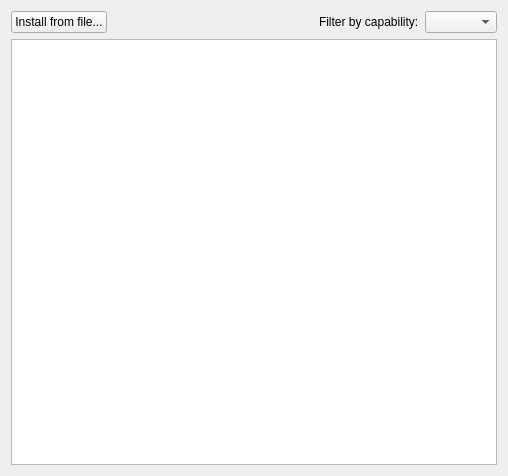
This is src/Settings_Accounts.ui in tomahawk-player/tomahawk as Qt 5 draws it before an edit. The edited form follows.
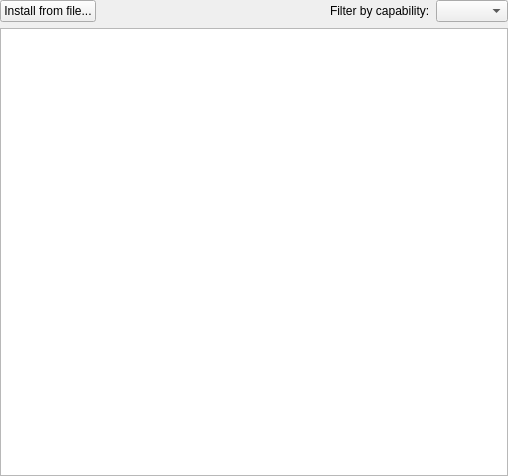
This is the edited form.

Commit message: Tweak margins and sizehints

The edit to the form file:
```diff
--- a/src/Settings_Accounts.ui
+++ b/src/Settings_Accounts.ui
@@ -14,6 +14,9 @@
    <string>Form</string>
   </property>
   <layout class="QVBoxLayout" name="verticalLayout">
+   <property name="margin">
+    <number>0</number>
+   </property>
    <item>
     <layout class="QHBoxLayout" name="horizontalLayout">
      <item>
```
The commit also changes 4 other files.
